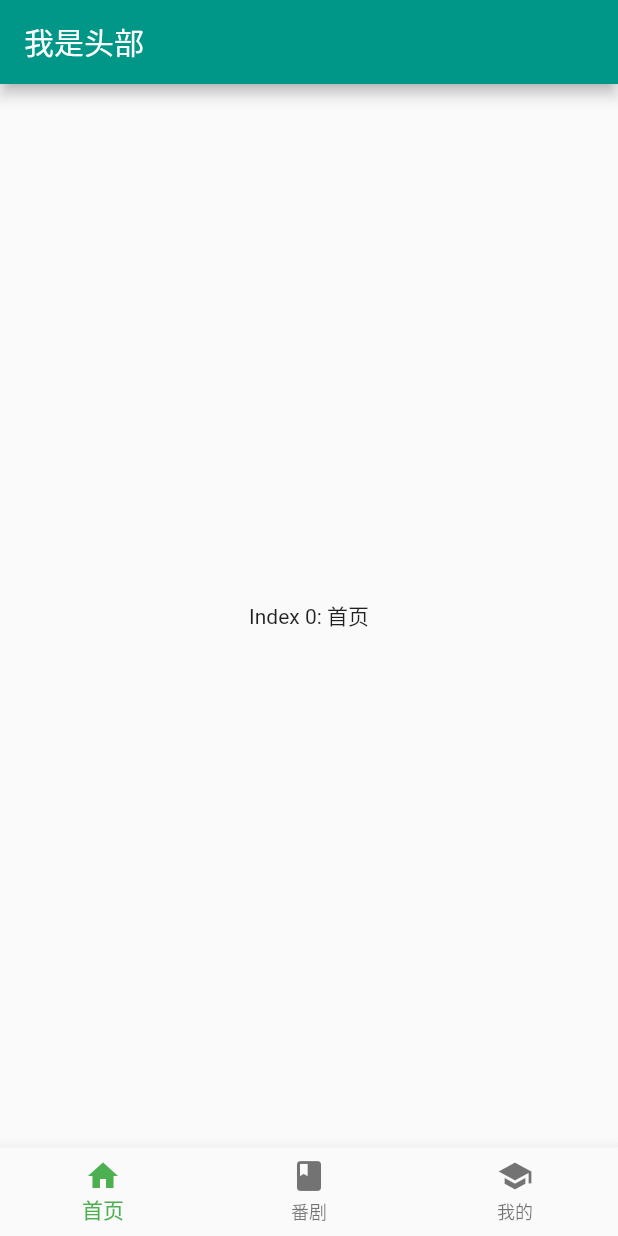
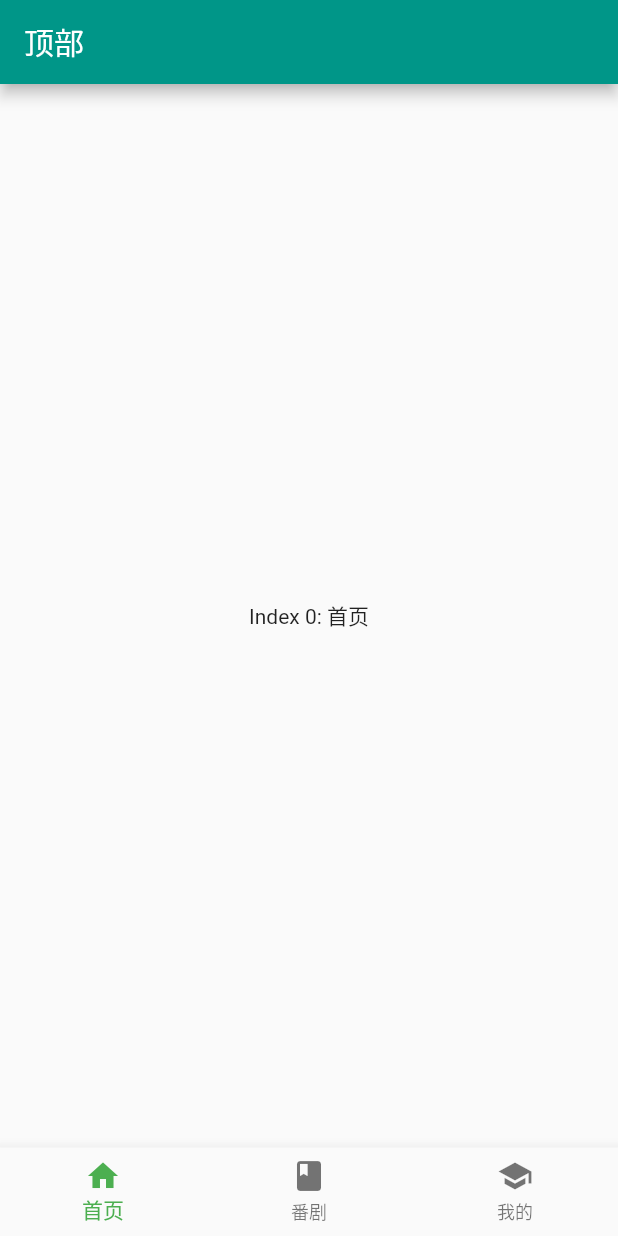
Before and after one commit to jwchan1996/Doinb, a Flutter app: the screen it shows after launch, on a phone screen of 412 x 824 dp. Run offline on Flutter 3.47's test engine with Material 2 defaults, Android fonts, the phone set to English and light mode, and no system bars.

Commit message:
chore: update sdk

```diff
--- a/lib/app.dart
+++ b/lib/app.dart
@@ -23,7 +23,7 @@ class _AppState extends State<App> {
   @override
   Widget build(BuildContext context) {
     return Scaffold(
-      appBar: AppBar(title: Text('我是头部')),
+      appBar: AppBar(title: Text('顶部')),
       body: Center(
         child: _widgetOptions.elementAt(_currentIndex),
       ),
--- a/lib/splashScreen.dart
+++ b/lib/splashScreen.dart
@@ -2,7 +2,7 @@ import 'package:flutter/material.dart';
 import 'dart:async';
 
 class SplashScreen extends StatefulWidget {
-  SplashScreen({Key key, @required this.seconds}) : super(key: key);
+  SplashScreen({Key key, this.seconds}) : super(key: key);
 
   //启动图持续时间
   final int seconds;
--- a/lib/views/Index/index.dart
+++ b/lib/views/Index/index.dart
@@ -12,10 +12,6 @@ class Index extends StatelessWidget {
             Text(
               'You have pushed the button this many times:',
             ),
-            Text(
-              '666',
-              style: Theme.of(context).textTheme.display4,
-            ),
           ],
         ),
       ),
```
Also changed, not shown: pubspec.lock, 1 other file.
